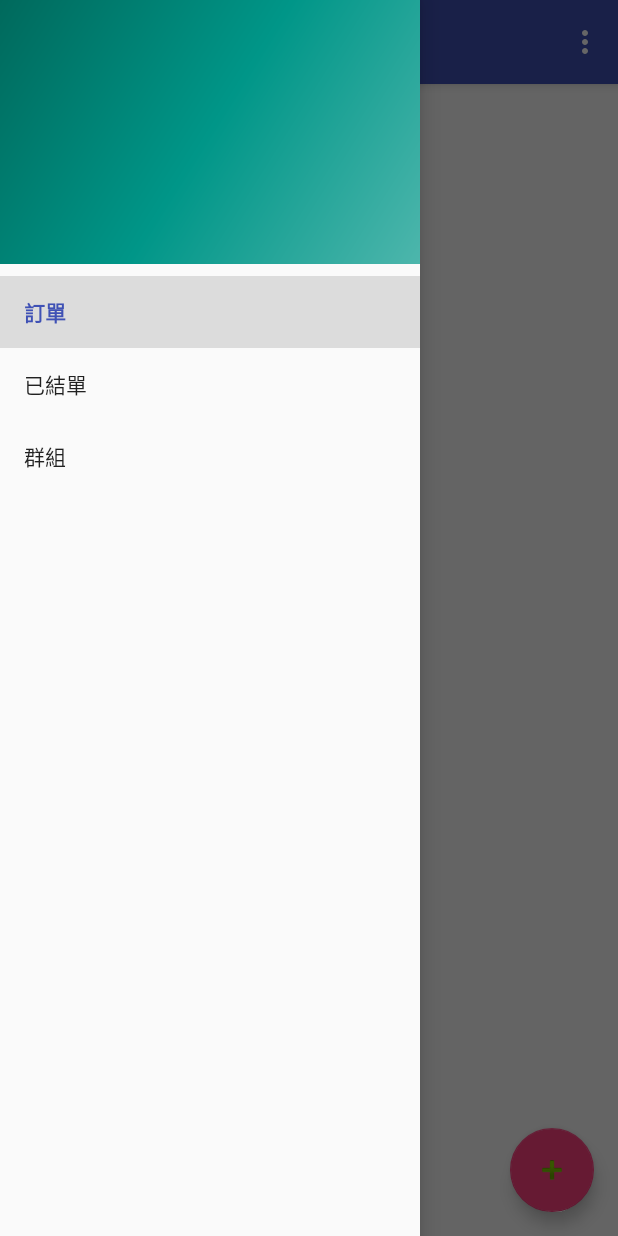
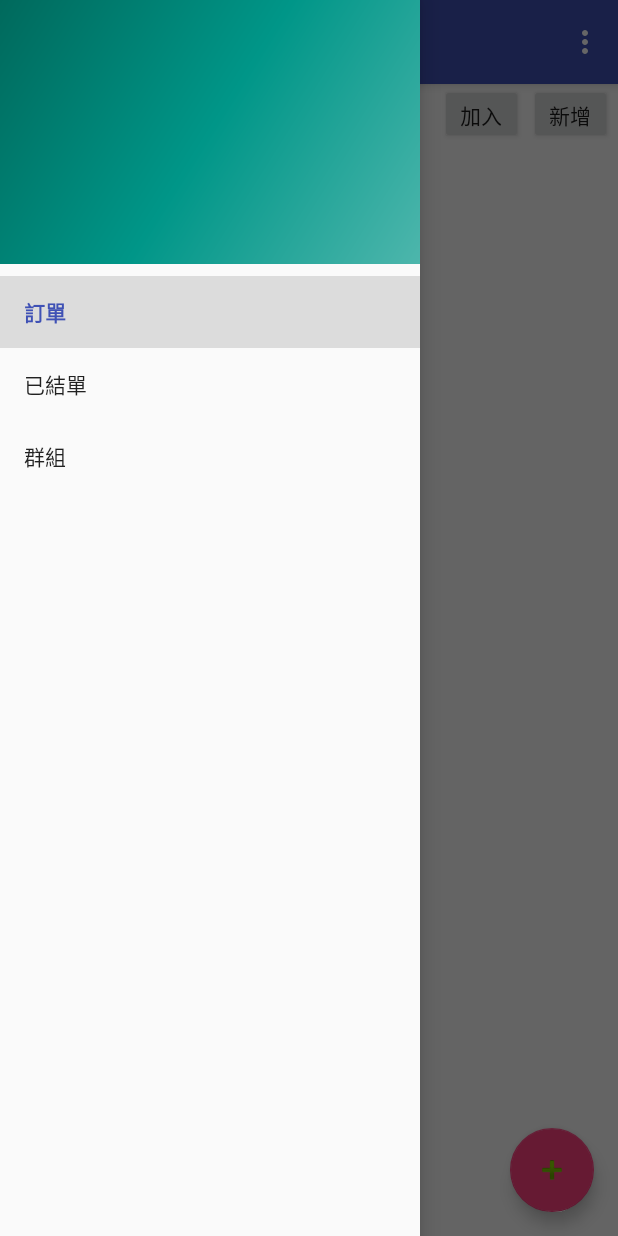
Before and after one commit to mingmintang/sharebuy, an Android app: the fragment GroupFragment placed in its activity, with the side drawer open, on a phone screen of 412 x 824 dp. Run offline under Robolectric (Android 15) with nearby library versions, the phone set to English and light mode, and no system bars; our stand-ins replace Firebase (no records; nobody signed in at launch, a user with empty details on screens opened directly); pictures from the network do not load.

Commit message:
Implement user join or add group function

```diff
--- a/app/src/main/java/com/mingmin/sharebuy/GroupFragment.java
+++ b/app/src/main/java/com/mingmin/sharebuy/GroupFragment.java
@@ -7,19 +7,28 @@ import android.support.v4.app.Fragment;
 import android.view.LayoutInflater;
 import android.view.View;
 import android.view.ViewGroup;
+import android.widget.ArrayAdapter;
+import android.widget.Button;
+import android.widget.PopupMenu;
+import android.widget.SimpleAdapter;
+import android.widget.Spinner;
+import android.widget.SpinnerAdapter;
 
 import com.google.firebase.auth.FirebaseUser;
+import com.google.firebase.database.FirebaseDatabase;
 
-public class GroupFragment extends Fragment {
+public class GroupFragment extends Fragment implements AddGroupDialog.OnAddGroupListener {
     private static GroupFragment fragment;
-    private FirebaseUser user;
+    private FirebaseUser fuser;
     private OnFragmentInteractionListener mListener;
+    private SpinnerAdapter adapter;
+    private Spinner spinner;
 
-    public static GroupFragment getInstance(FirebaseUser user) {
+    public static GroupFragment getInstance(FirebaseUser fuser) {
         if (fragment == null) {
             fragment = new GroupFragment();
         }
-        fragment.user = user;
+        fragment.fuser = fuser;
 
         return fragment;
     }
@@ -32,8 +41,36 @@ public class GroupFragment extends Fragment {
     @Override
     public View onCreateView(LayoutInflater inflater, ViewGroup container,
                              Bundle savedInstanceState) {
-        // Inflate the layout for this fragment
-        return inflater.inflate(R.layout.fragment_group, container, false);
+        View view = inflater.inflate(R.layout.fragment_group, container, false);
+        initViews(view);
+        return view;
+    }
+
+    private void initViews(View view) {
+        Button btnJoinGroup = view.findViewById(R.id.group_join);
+        Button btnAddGroup = view.findViewById(R.id.group_add);
+        Button btnExitGroup = view.findViewById(R.id.group_exit);
+
+        btnJoinGroup.setOnClickListener(new View.OnClickListener() {
+            @Override
+            public void onClick(View v) {
+                PopupMenu menu = new PopupMenu(getContext(), v);
+                menu.show();
+            }
+        });
+
+        btnAddGroup.setOnClickListener(new View.OnClickListener() {
+            @Override
+            public void onClick(View v) {
+                AddGroupDialog.getInstance(GroupFragment.this)
+                        .show(getFragmentManager(), "ADD_GROUP");
+            }
+        });
+
+//        spinner = view.findViewById(R.id.group_spinner);
+//        adapter = new ArrayAdapter<Group>(getContext(),
+//                android.R.layout.simple_list_item_1)
+//        spinner.setAdapter(adapter);
     }
 
     // TODO: Rename method, update argument and hook method into UI event
@@ -74,4 +111,32 @@ public class GroupFragment extends Fragment {
         // TODO: Update argument type and name
         void onFragmentInteraction(Uri uri);
     }
+
+    @Override
+    public void onConfirm(String groupName) {
+        FirebaseDatabase fdb = FirebaseDatabase.getInstance();
+        String groupId = fdb.getReference("groups")
+                .push()
+                .getKey();
+        Group group = new Group(groupId, groupName, fuser.getUid(), fuser.getDisplayName());
+        fdb.getReference("groups")
+                .child(group.getId())
+                .child("group")
+                .setValue(group);
+
+        User user = new User(fuser.getUid(), fuser.getDisplayName());
+        fdb.getReference("groups")
+                .child(group.getId())
+                .child("users")
+                .child(user.getUid())
+                .setValue(user);
+
+        fdb.getReference("users")
+                .child(user.getUid())
+                .child("groups")
+                .child(group.getId())
+                .setValue(group);
+
+
+    }
 }
--- a/app/src/main/java/com/mingmin/sharebuy/MainActivity.java
+++ b/app/src/main/java/com/mingmin/sharebuy/MainActivity.java
@@ -11,6 +11,7 @@ import android.support.v4.widget.DrawerLayout;
 import android.support.v7.app.ActionBarDrawerToggle;
 import android.support.v7.app.AppCompatActivity;
 import android.support.v7.widget.Toolbar;
+import android.util.Log;
 import android.view.Menu;
 import android.view.MenuItem;
 import android.view.View;
@@ -30,7 +31,7 @@ public class MainActivity extends AppCompatActivity implements FirebaseAuth.Auth
     private static final int RC_SIGN_IN = 1;
     private static final int RC_ADD_ITEM = 2;
     private final String TAG = getClass().getSimpleName();
-    private FirebaseUser user;
+    private FirebaseUser fuser;
     private DrawerLayout drawer;
     private TextView tvName;
     private TextView tvAccount;
@@ -56,7 +57,7 @@ public class MainActivity extends AppCompatActivity implements FirebaseAuth.Auth
             @Override
             public void onClick(View view) {
                 Intent intent = new Intent(MainActivity.this, AddOrderActivity.class);
-                intent.putExtra("USER_UID", user.getUid());
+                intent.putExtra("USER_UID", fuser.getUid());
                 startActivityForResult(intent, RC_ADD_ITEM);
             }
         });
@@ -113,14 +114,14 @@ public class MainActivity extends AppCompatActivity implements FirebaseAuth.Auth
         switch (id) {
             case R.id.nav_order:
                 getSupportFragmentManager().beginTransaction()
-                        .replace(R.id.frame_layout, OrderListFragment.getInstance(user))
+                        .replace(R.id.frame_layout, OrderListFragment.getInstance(fuser))
                         .commit();
                 break;
             case R.id.nav_order_closed:
                 break;
             case R.id.nav_group:
                 getSupportFragmentManager().beginTransaction()
-                        .replace(R.id.frame_layout, GroupFragment.getInstance(user))
+                        .replace(R.id.frame_layout, GroupFragment.getInstance(fuser))
                         .commit();
                 break;
         }
@@ -131,21 +132,35 @@ public class MainActivity extends AppCompatActivity implements FirebaseAuth.Auth
 
     @Override
     public void onAuthStateChanged(@NonNull FirebaseAuth firebaseAuth) {
-        user = firebaseAuth.getCurrentUser();
-        if (user == null) {
+        fuser = firebaseAuth.getCurrentUser();
+        if (fuser == null) {
             startActivityForResult(AuthUI.getInstance().createSignInIntentBuilder()
                     .setAvailableProviders(Arrays.asList(
                             new AuthUI.IdpConfig.GoogleBuilder().build()
                     )).build(),
                     RC_SIGN_IN);
         } else {
-            tvName.setText(user.getDisplayName());
-            tvAccount.setText(user.getEmail());
+            initAfterSignIn();
+        }
+    }
 
-            getSupportFragmentManager().beginTransaction()
-                    .replace(R.id.frame_layout, OrderListFragment.getInstance(user))
-                    .commit();
-            navigationView.setCheckedItem(R.id.nav_order);
+    private void initAfterSignIn() {
+        tvName.setText(fuser.getDisplayName());
+        tvAccount.setText(fuser.getEmail());
+
+        getSupportFragmentManager().beginTransaction()
+                .replace(R.id.frame_layout, OrderListFragment.getInstance(fuser))
+                .commit();
+        navigationView.setCheckedItem(R.id.nav_order);
+    }
+
+    @Override
+    protected void onActivityResult(int requestCode, int resultCode, Intent data) {
+        super.onActivityResult(requestCode, resultCode, data);
+        switch (requestCode) {
+            case RC_SIGN_IN:
+                initAfterSignIn();
+                break;
         }
     }
 
--- /dev/null
+++ b/app/src/main/res/anim/slide_in_up.xml
@@ -0,0 +1,4 @@
+<?xml version="1.0" encoding="utf-8"?>
+<set xmlns:android="http://schemas.android.com/apk/res/android">
+    <translate android:fromYDelta="100%p" android:toYDelta="0" android:duration="500" />
+</set>
--- /dev/null
+++ b/app/src/main/res/anim/slide_out_down.xml
@@ -0,0 +1,4 @@
+<?xml version="1.0" encoding="utf-8"?>
+<set xmlns:android="http://schemas.android.com/apk/res/android">
+    <translate android:fromYDelta="0" android:toYDelta="100%p" android:duration="500" />
+</set>
--- a/app/src/main/res/layout/fragment_group.xml
+++ b/app/src/main/res/layout/fragment_group.xml
@@ -1,14 +1,77 @@
 <?xml version="1.0" encoding="utf-8"?>
 <FrameLayout xmlns:android="http://schemas.android.com/apk/res/android"
+    xmlns:app="http://schemas.android.com/apk/res-auto"
     xmlns:tools="http://schemas.android.com/tools"
     android:layout_width="match_parent"
     android:layout_height="match_parent"
     tools:context=".GroupFragment">
 
     <!-- TODO: Update blank fragment layout -->
-    <TextView
+
+    <android.support.constraint.ConstraintLayout
         android:layout_width="match_parent"
-        android:layout_height="match_parent"
-        android:text="@string/hello_blank_fragment" />
+        android:layout_height="match_parent">
 
+        <Button
+            android:id="@+id/group_join"
+            android:layout_width="55dp"
+            android:layout_height="40dp"
+            android:layout_marginEnd="4dp"
+            android:text="加入"
+            app:layout_constraintEnd_toStartOf="@+id/group_add"
+            app:layout_constraintTop_toTopOf="@+id/group_add" />
+
+        <Button
+            android:id="@+id/group_add"
+            android:layout_width="55dp"
+            android:layout_height="40dp"
+            android:layout_marginEnd="4dp"
+            android:text="新增"
+            app:layout_constraintEnd_toStartOf="@+id/group_exit"
+            app:layout_constraintTop_toTopOf="@+id/group_exit" />
+
+        <Button
+            android:id="@+id/group_exit"
+            android:layout_width="55dp"
+            android:layout_height="40dp"
+            android:layout_marginEnd="4dp"
+            android:text="退出"
+            android:visibility="gone"
+            app:layout_constraintEnd_toEndOf="parent"
+            app:layout_constraintTop_toTopOf="parent" />
+
+        <Spinner
+            android:id="@+id/group_spinner"
+            android:layout_width="0dp"
+            android:layout_height="wrap_content"
+            android:layout_marginEnd="8dp"
+            android:layout_marginStart="4dp"
+            app:layout_constraintBottom_toBottomOf="@+id/group_join"
+            app:layout_constraintEnd_toStartOf="@+id/group_isPublic"
+            app:layout_constraintStart_toStartOf="parent"
+            app:layout_constraintTop_toTopOf="parent" />
+
+        <android.support.v7.widget.RecyclerView
+            android:id="@+id/group_recyclerView"
+            android:layout_width="0dp"
+            android:layout_height="0dp"
+            android:layout_marginTop="4dp"
+            app:layout_constraintBottom_toBottomOf="parent"
+            app:layout_constraintEnd_toEndOf="parent"
+            app:layout_constraintStart_toStartOf="parent"
+            app:layout_constraintTop_toBottomOf="@+id/group_spinner">
+
+        </android.support.v7.widget.RecyclerView>
+
+        <Switch
+            android:id="@+id/group_isPublic"
+            android:layout_width="wrap_content"
+            android:layout_height="wrap_content"
+            android:layout_marginEnd="4dp"
+            android:layout_marginTop="6dp"
+            android:text="可加人"
+            app:layout_constraintEnd_toStartOf="@+id/group_join"
+            app:layout_constraintTop_toTopOf="@+id/group_join" />
+
+    </android.support.constraint.ConstraintLayout>
 </FrameLayout>
--- a/app/src/main/res/values/styles.xml
+++ b/app/src/main/res/values/styles.xml
@@ -17,4 +17,9 @@
 
     <style name="AppTheme.PopupOverlay" parent="ThemeOverlay.AppCompat.Light" />
 
+    <style name="dialog_animation">
+        <item name="android:windowEnterAnimation">@anim/slide_in_up</item>
+        <item name="android:windowExitAnimation">@anim/slide_out_down</item>
+    </style>
+
 </resources>
```
Also changed, not shown: app/src/main/java/com/mingmin/sharebuy/AddGroupDialog.java (added, +67 -0 lines), app/src/main/java/com/mingmin/sharebuy/Group.java (added, +76 -0 lines), app/src/main/java/com/mingmin/sharebuy/User.java (added, +30 -0 lines), app/src/main/res/layout/dialog_add_group.xml (added, +42 -0 lines).
